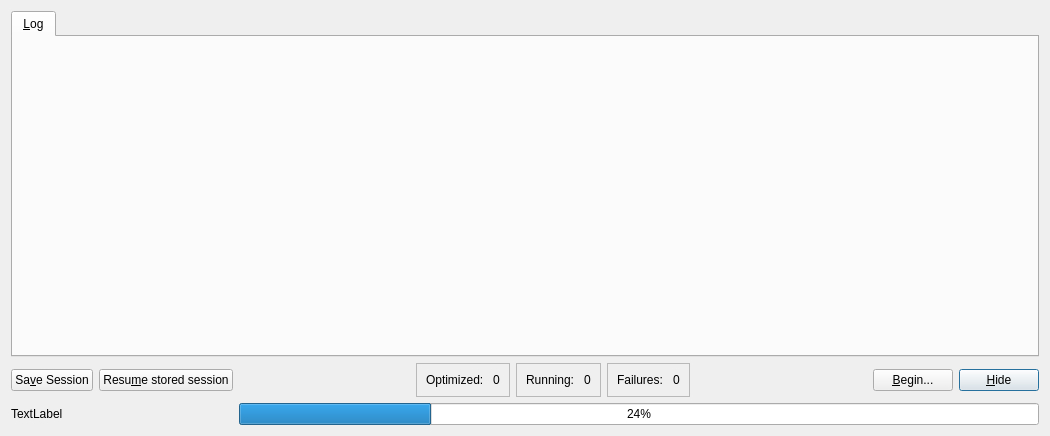
First picture: the form in src/xtalopt/ui/dialog.ui, repository xtalopt/XtalOpt, before the edit.
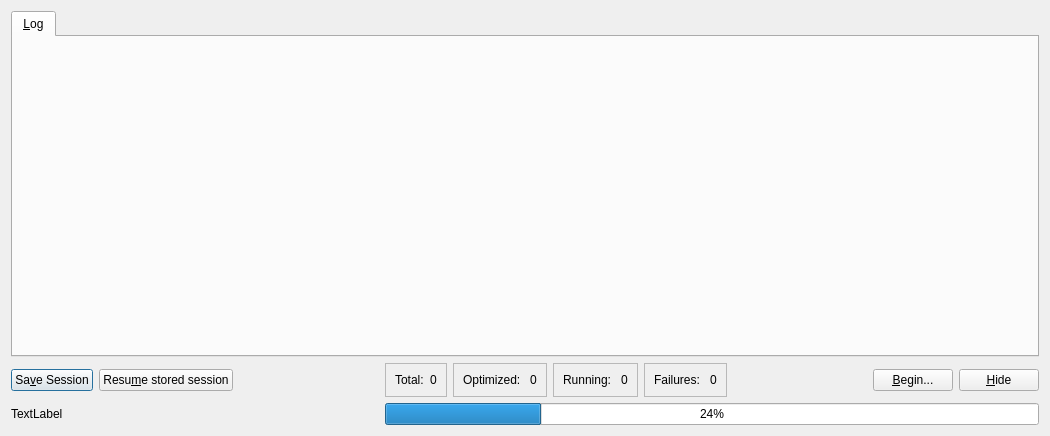
Second picture: the form after the edit. Icons and pictures are not drawn.

Diff of the .ui file:
```diff
--- a/src/xtalopt/ui/dialog.ui
+++ b/src/xtalopt/ui/dialog.ui
@@ -24,99 +24,7 @@
     <normaloff>:/xtalopt/icons/images/xtalopt-logo.png</normaloff>:/xtalopt/icons/images/xtalopt-logo.png</iconset>
   </property>
   <layout class="QGridLayout" name="gridLayout">
-   <item row="4" column="8">
-    <widget class="QPushButton" name="pushButton">
-     <property name="sizePolicy">
-      <sizepolicy hsizetype="Fixed" vsizetype="Fixed">
-       <horstretch>0</horstretch>
-       <verstretch>0</verstretch>
-      </sizepolicy>
-     </property>
-     <property name="text">
-      <string>&amp;Hide</string>
-     </property>
-    </widget>
-   </item>
    <item row="4" column="7">
-    <widget class="QPushButton" name="push_begin">
-     <property name="sizePolicy">
-      <sizepolicy hsizetype="Fixed" vsizetype="Fixed">
-       <horstretch>0</horstretch>
-       <verstretch>0</verstretch>
-      </sizepolicy>
-     </property>
-     <property name="text">
-      <string>&amp;Begin...</string>
-     </property>
-    </widget>
-   </item>
-   <item row="4" column="0">
-    <widget class="QPushButton" name="push_save">
-     <property name="text">
-      <string>Sa&amp;ve Session</string>
-     </property>
-    </widget>
-   </item>
-   <item row="4" column="1">
-    <widget class="QPushButton" name="push_resume">
-     <property name="text">
-      <string>Resu&amp;me stored session</string>
-     </property>
-    </widget>
-   </item>
-   <item row="4" column="3">
-    <widget class="QFrame" name="frame">
-     <property name="frameShape">
-      <enum>QFrame::StyledPanel</enum>
-     </property>
-     <property name="frameShadow">
-      <enum>QFrame::Raised</enum>
-     </property>
-     <layout class="QGridLayout" name="gridLayout_2">
-      <item row="0" column="0">
-       <widget class="QLabel" name="label">
-        <property name="text">
-         <string>Optimized: </string>
-        </property>
-       </widget>
-      </item>
-      <item row="0" column="1">
-       <widget class="QLabel" name="label_opt">
-        <property name="text">
-         <string>0</string>
-        </property>
-       </widget>
-      </item>
-     </layout>
-    </widget>
-   </item>
-   <item row="4" column="4">
-    <widget class="QFrame" name="frame_2">
-     <property name="frameShape">
-      <enum>QFrame::StyledPanel</enum>
-     </property>
-     <property name="frameShadow">
-      <enum>QFrame::Raised</enum>
-     </property>
-     <layout class="QGridLayout" name="gridLayout_3">
-      <item row="0" column="0">
-       <widget class="QLabel" name="label_3">
-        <property name="text">
-         <string>Running: </string>
-        </property>
-       </widget>
-      </item>
-      <item row="0" column="1">
-       <widget class="QLabel" name="label_run">
-        <property name="text">
-         <string>0</string>
-        </property>
-       </widget>
-      </item>
-     </layout>
-    </widget>
-   </item>
-   <item row="4" column="5">
     <widget class="QFrame" name="frame_4">
      <property name="frameShape">
       <enum>QFrame::StyledPanel</enum>
@@ -142,7 +50,54 @@
      </layout>
     </widget>
    </item>
-   <item row="2" column="0" colspan="9">
+   <item row="4" column="5">
+    <widget class="QFrame" name="frame">
+     <property name="frameShape">
+      <enum>QFrame::StyledPanel</enum>
+     </property>
+     <property name="frameShadow">
+      <enum>QFrame::Raised</enum>
+     </property>
+     <layout class="QGridLayout" name="gridLayout_2">
+      <item row="0" column="0">
+       <widget class="QLabel" name="label">
+        <property name="text">
+         <string>Optimized: </string>
+        </property>
+       </widget>
+      </item>
+      <item row="0" column="1">
+       <widget class="QLabel" name="label_opt">
+        <property name="text">
+         <string>0</string>
+        </property>
+       </widget>
+      </item>
+     </layout>
+    </widget>
+   </item>
+   <item row="4" column="0">
+    <widget class="QPushButton" name="push_save">
+     <property name="text">
+      <string>Sa&amp;ve Session</string>
+     </property>
+    </widget>
+   </item>
+   <item row="5" column="0" colspan="2">
+    <widget class="QLabel" name="label_prog">
+     <property name="text">
+      <string>TextLabel</string>
+     </property>
+    </widget>
+   </item>
+   <item row="5" column="4" colspan="7">
+    <widget class="QProgressBar" name="progbar">
+     <property name="value">
+      <number>24</number>
+     </property>
+    </widget>
+   </item>
+   <item row="2" column="0" colspan="11">
     <widget class="QTabWidget" name="tabs">
      <property name="currentIndex">
       <number>0</number>
@@ -159,19 +114,119 @@
     </widget>
    </item>
    <item row="4" column="6">
-    <spacer name="horizontalSpacer">
-     <property name="orientation">
-      <enum>Qt::Horizontal</enum>
+    <widget class="QFrame" name="frame_2">
+     <property name="frameShape">
+      <enum>QFrame::StyledPanel</enum>
      </property>
-     <property name="sizeHint" stdset="0">
+     <property name="frameShadow">
+      <enum>QFrame::Raised</enum>
+     </property>
+     <layout class="QGridLayout" name="gridLayout_3">
+      <item row="0" column="0">
+       <widget class="QLabel" name="label_3">
+        <property name="text">
+         <string>Running: </string>
+        </property>
+       </widget>
+      </item>
+      <item row="0" column="1">
+       <widget class="QLabel" name="label_run">
+        <property name="text">
+         <string>0</string>
+        </property>
+       </widget>
+      </item>
+     </layout>
+    </widget>
+   </item>
+   <item row="4" column="1">
+    <widget class="QPushButton" name="push_resume">
+     <property name="text">
+      <string>Resu&amp;me stored session</string>
+     </property>
+    </widget>
+   </item>
+   <item row="4" column="10">
+    <widget class="QPushButton" name="push_hide">
+     <property name="sizePolicy">
+      <sizepolicy hsizetype="Fixed" vsizetype="Fixed">
+       <horstretch>0</horstretch>
+       <verstretch>0</verstretch>
+      </sizepolicy>
+     </property>
+     <property name="text">
+      <string>&amp;Hide</string>
+     </property>
+     <property name="autoDefault">
+      <bool>false</bool>
+     </property>
+    </widget>
+   </item>
+   <item row="4" column="9">
+    <widget class="QPushButton" name="push_begin">
+     <property name="sizePolicy">
+      <sizepolicy hsizetype="Fixed" vsizetype="Fixed">
+       <horstretch>0</horstretch>
+       <verstretch>0</verstretch>
+      </sizepolicy>
+     </property>
+     <property name="text">
+      <string>&amp;Begin...</string>
+     </property>
+    </widget>
+   </item>
+   <item row="4" column="4">
+    <widget class="QFrame" name="frame_3">
+     <property name="sizePolicy">
+      <sizepolicy hsizetype="Maximum" vsizetype="Preferred">
+       <horstretch>0</horstretch>
+       <verstretch>0</verstretch>
+      </sizepolicy>
+     </property>
+     <property name="maximumSize">
       <size>
-       <width>40</width>
-       <height>20</height>
+       <width>125</width>
+       <height>16777215</height>
       </size>
      </property>
-    </spacer>
+     <property name="frameShape">
+      <enum>QFrame::StyledPanel</enum>
+     </property>
+     <property name="frameShadow">
+      <enum>QFrame::Raised</enum>
+     </property>
+     <layout class="QGridLayout" name="gridLayout_4">
+      <item row="0" column="0">
+       <widget class="QLabel" name="label_2">
+        <property name="text">
+         <string>Total:</string>
+        </property>
+       </widget>
+      </item>
+      <item row="0" column="1">
+       <widget class="QLabel" name="label_tot">
+        <property name="text">
+         <string>0</string>
+        </property>
+       </widget>
+      </item>
+     </layout>
+    </widget>
    </item>
    <item row="4" column="2">
+    <spacer name="horizontalSpacer">
+     <property name="orientation">
+      <enum>Qt::Horizontal</enum>
+     </property>
+     <property name="sizeHint" stdset="0">
+      <size>
+       <width>40</width>
+       <height>20</height>
+      </size>
+     </property>
+    </spacer>
+   </item>
+   <item row="4" column="8">
     <spacer name="horizontalSpacer_2">
      <property name="orientation">
       <enum>Qt::Horizontal</enum>
@@ -184,20 +239,6 @@
      </property>
     </spacer>
    </item>
-   <item row="5" column="0" colspan="2">
-    <widget class="QLabel" name="label_prog">
-     <property name="text">
-      <string>TextLabel</string>
-     </property>
-    </widget>
-   </item>
-   <item row="5" column="2" colspan="7">
-    <widget class="QProgressBar" name="progbar">
-     <property name="value">
-      <number>24</number>
-     </property>
-    </widget>
-   </item>
   </layout>
  </widget>
  <tabstops>
```
Left out of the diff: 22 changed lines with no effect on the pictures.
